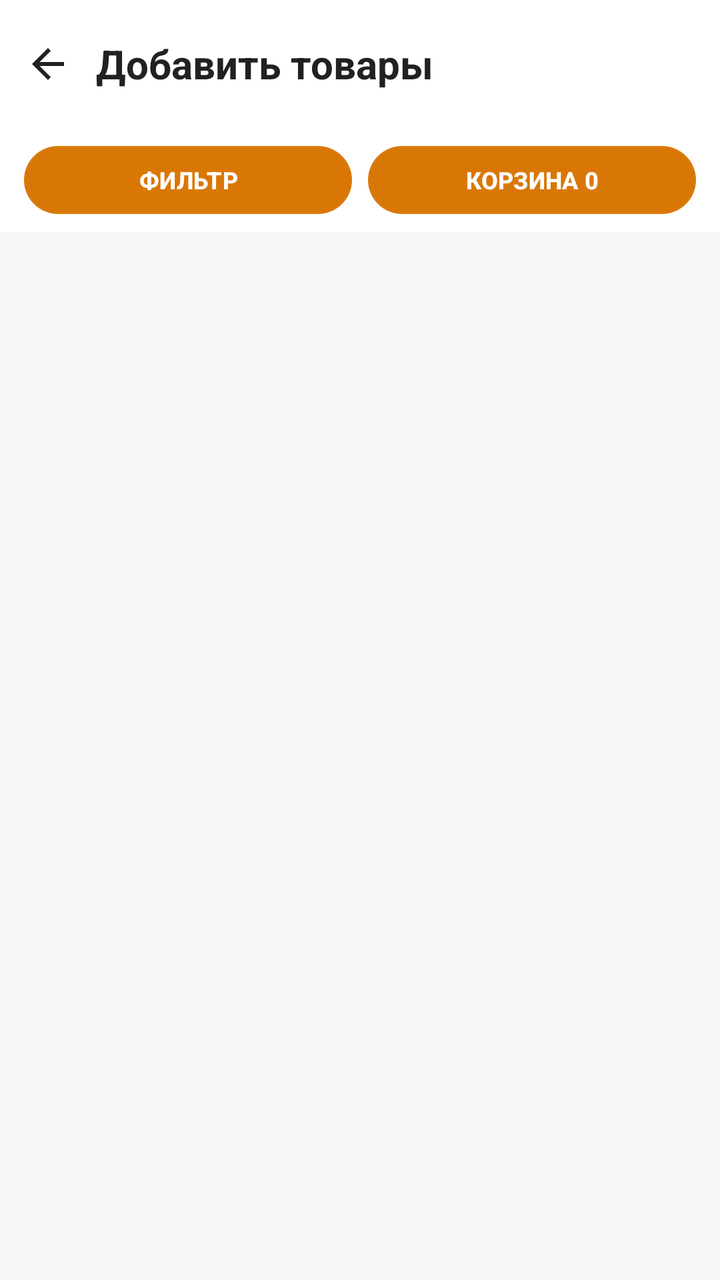
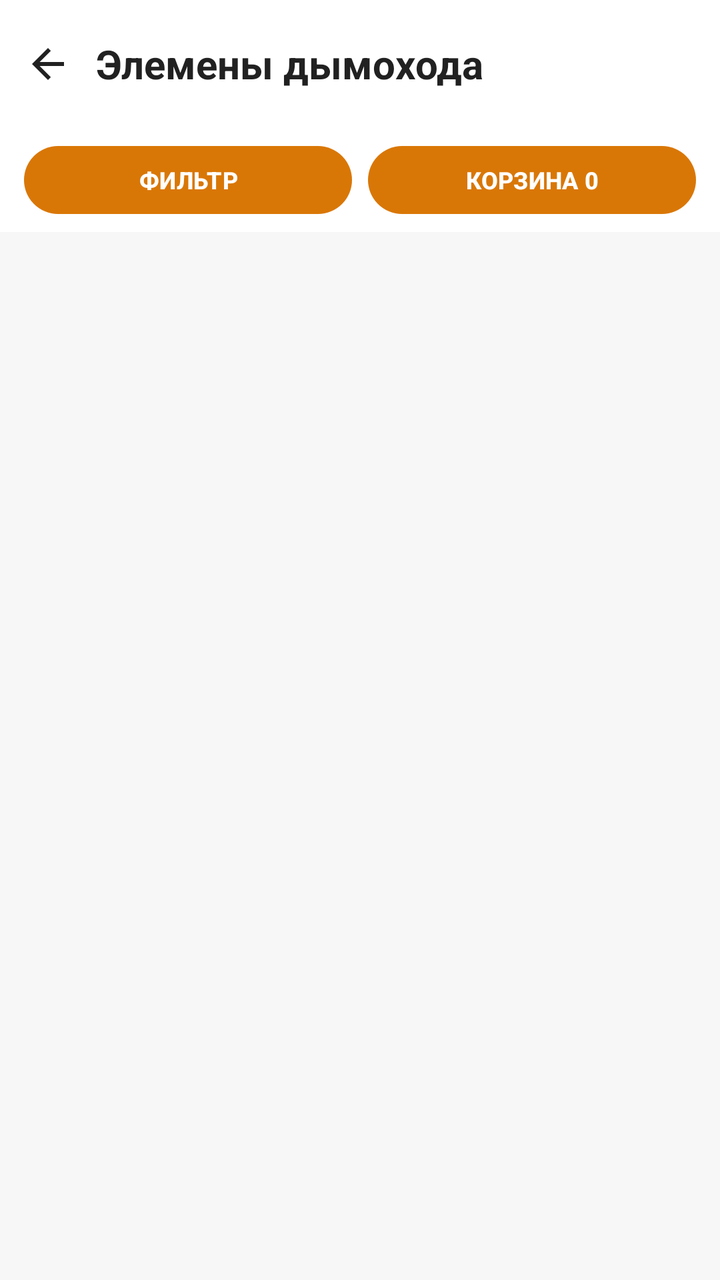

The first picture is an Android layout as it rendered before a commit; the second is the same layout after the commit. The layout source and the unified diff follow.
<!-- AndroidManifest.xml: application theme Theme.Dymsystem -->
<!-- res/layout/activity_product_selection.xml -->
<?xml version="1.0" encoding="utf-8"?>
<LinearLayout
    xmlns:android="http://schemas.android.com/apk/res/android"
    xmlns:app="http://schemas.android.com/apk/res-auto"
    android:layout_width="match_parent"
    android:layout_height="match_parent"
    android:orientation="vertical"
    android:background="#F7F7F7">

    
    <LinearLayout
        android:layout_width="match_parent"
        android:layout_height="?attr/actionBarSize"
        android:background="@android:color/white"
        android:gravity="center_vertical"
        android:orientation="horizontal">

        <ImageButton
            android:id="@+id/buttonBackToMain"
            android:layout_width="48dp"
            android:layout_height="48dp"
            android:background="?attr/selectableItemBackgroundBorderless"
            android:contentDescription="На главную"
            android:padding="12dp"
            android:src="@drawable/ic_arrow_back" />

        <TextView
            android:layout_width="wrap_content"
            android:layout_height="wrap_content"
            android:text="Добавить товары"
            android:textColor="#212121"
            android:textSize="20sp"
            android:textStyle="bold" />

    </LinearLayout>

    
    <LinearLayout
        android:layout_width="match_parent"
        android:layout_height="52dp"
        android:background="@android:color/white"
        android:gravity="center_vertical"
        android:orientation="horizontal"
        android:paddingStart="12dp"
        android:paddingEnd="12dp">

        <com.google.android.material.button.MaterialButton
            android:id="@+id/buttonFilter"
            android:layout_width="0dp"
            android:layout_height="42dp"
            android:layout_weight="1"
            android:text="ФИЛЬТР"
            android:textSize="12sp"
            android:textStyle="bold"
            app:cornerRadius="21dp"
            app:backgroundTint="#D97706"
            android:textColor="@android:color/white"

            app:iconGravity="textStart" />

        <com.google.android.material.button.MaterialButton
            android:id="@+id/buttonCart"
            android:layout_width="0dp"
            android:layout_height="42dp"
            android:layout_marginStart="8dp"
            android:layout_weight="1"
            android:text="КОРЗИНА 0"
            android:textSize="12sp"
            android:textStyle="bold"
            app:cornerRadius="21dp"
            app:backgroundTint="#D97706"
            android:textColor="@android:color/white"

            app:iconGravity="textStart" />

    </LinearLayout>

    
    <androidx.recyclerview.widget.RecyclerView
        android:id="@+id/recyclerProducts"
        android:layout_width="match_parent"
        android:layout_height="0dp"
        android:layout_weight="1"
        android:clipToPadding="false"
        android:padding="5dp"
        android:scrollbars="vertical" />

</LinearLayout>
<!-- resources referenced by this layout -->
<resources>
  <!-- drawable ic_arrow_back (drawable) -->
  <?xml version="1.0" encoding="utf-8"?>
  <vector
      xmlns:android="http://schemas.android.com/apk/res/android"
      android:width="24dp"
      android:height="24dp"
      android:viewportWidth="24"
      android:viewportHeight="24">
  
      <path
          android:fillColor="#212121"
          android:pathData="M20,11L7.83,11l5.59,-5.59L12,4l-8,8 8,8 1.41,-1.41L7.83,13L20,13z" />
  
  </vector>
  <style name="Theme.Dymsystem" parent="Base.Theme.Dymsystem" />
  <style name="Base.Theme.Dymsystem" parent="Theme.Material3.DayNight.NoActionBar">
          
          
      </style>
</resources>

<!-- the commit's change to res/layout/activity_product_selection.xml (unified diff, before → after) -->
@@ -27,7 +27,7 @@
         <TextView
             android:layout_width="wrap_content"
             android:layout_height="wrap_content"
-            android:text="Добавить товары"
+            android:text="Элемены дымохода"
             android:textColor="#212121"
             android:textSize="20sp"
             android:textStyle="bold" />
